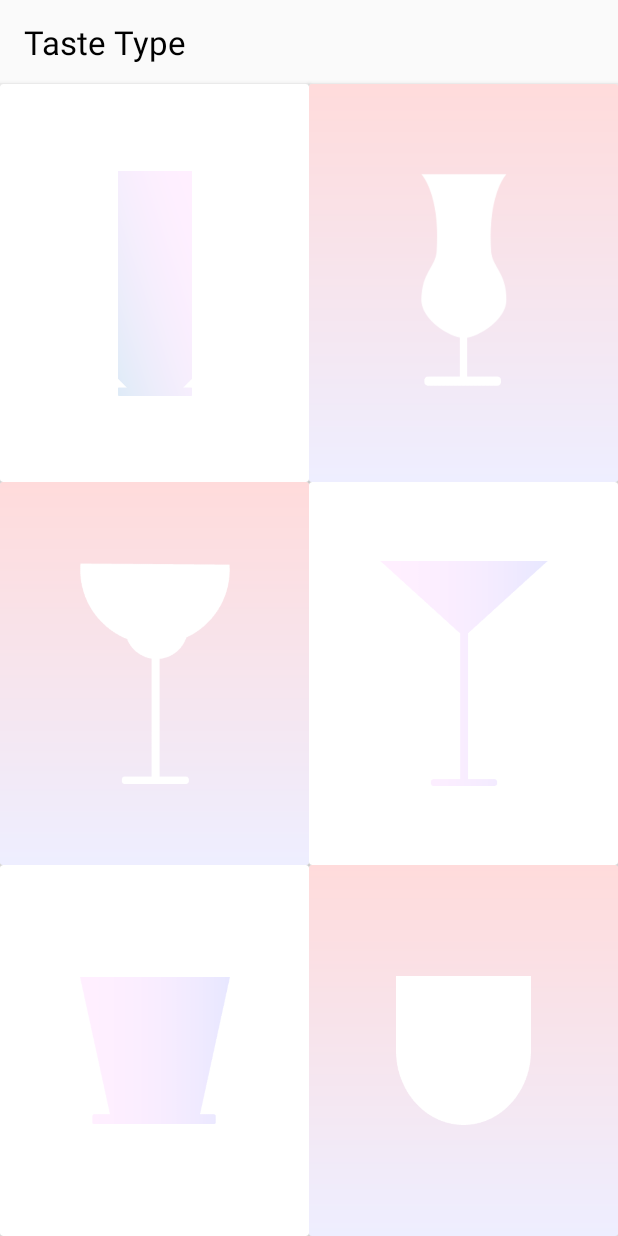
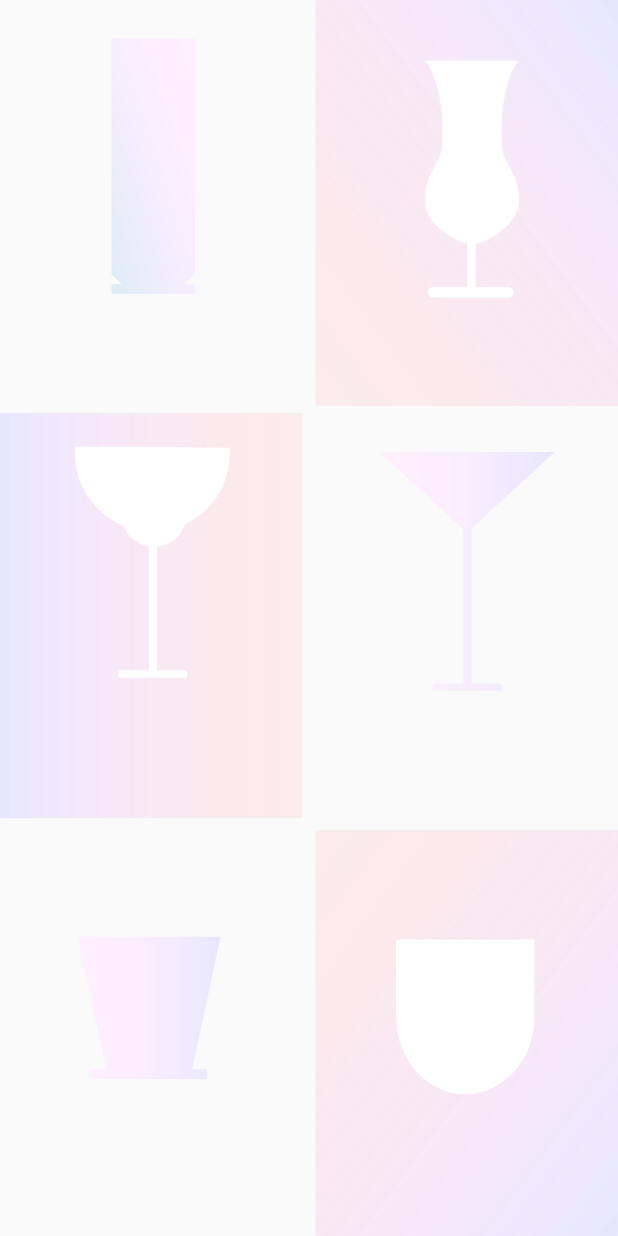
Before and after one commit to ThinkingDobby/CocktailBar, an Android app: the TasteActivity screen opened directly, with no data from a screen before it, on a phone screen of 412 x 824 dp. Run offline under Robolectric (Android 15) with nearby library versions, the phone set to English and light mode, and no system bars.

Commit message:
그라데이션 디자인 임시 적용 중
<FIN>
그라데이션 디자인 일부 적용
실제 구동 시 오류 발생
<TODO>
오류 해결 후 디자인 최적화할 것
이 전 커밋 (1): 카드뷰 각 각에 배경 적용, (2): 공통 배경 적용

```diff
--- a/app/src/main/AndroidManifest.xml
+++ b/app/src/main/AndroidManifest.xml
@@ -6,9 +6,9 @@
 
     <application
         android:allowBackup="true"
-        android:icon="@mipmap/ic_launcher"
+        android:icon="@drawable/icon"
         android:label="@string/app_name"
-        android:roundIcon="@mipmap/ic_launcher_round"
+        android:roundIcon="@drawable/icon"
         android:supportsRtl="true"
         android:name="com.thinkingdobby.cocktailbar.data.MyApplication"
         android:theme="@style/AppTheme">
--- a/app/src/main/res/layout/activity_taste.xml
+++ b/app/src/main/res/layout/activity_taste.xml
@@ -5,7 +5,9 @@
     android:layout_width="match_parent"
     android:layout_height="match_parent"
     android:orientation="horizontal"
-    tools:context=".TasteActivity">
+    tools:context=".TasteActivity"
+    android:background="@drawable/test"
+    >
 
     <androidx.appcompat.widget.Toolbar
         android:id="@+id/list_tb"
@@ -15,14 +17,8 @@
         android:theme="?attr/actionBarTheme"
         app:layout_constraintTop_toTopOf="parent"
         app:layout_constraintStart_toStartOf="parent">
+    </androidx.appcompat.widget.Toolbar>
 
-        <TextView
-            android:layout_width="wrap_content"
-            android:layout_height="wrap_content"
-            android:text="Taste Type"
-            android:textSize="22sp"
-            android:textColor="@android:color/black"/>
-    </androidx.appcompat.widget.Toolbar>
 
     <androidx.cardview.widget.CardView
         android:id="@+id/taste_cv_1"
@@ -31,44 +27,21 @@
         app:layout_constraintBottom_toTopOf="@+id/taste_gl_1"
         app:layout_constraintEnd_toStartOf="@+id/taste_gl"
         app:layout_constraintStart_toStartOf="parent"
-        app:layout_constraintTop_toBottomOf="@+id/list_tb" >
-        <androidx.constraintlayout.widget.ConstraintLayout
-            android:layout_width="match_parent"
-            android:layout_height="match_parent"
-            >
-
-            <ImageView
-                android:layout_width="100dp"
-                android:layout_height="150dp"
-                android:src="@drawable/glass1"
-                app:layout_constraintBottom_toBottomOf="parent"
-                app:layout_constraintEnd_toEndOf="parent"
-                app:layout_constraintStart_toStartOf="parent"
-                app:layout_constraintTop_toTopOf="parent" />
-        </androidx.constraintlayout.widget.ConstraintLayout>
+        app:layout_constraintTop_toBottomOf="@+id/list_tb"
+        app:cardElevation="0dp"
+        app:cardBackgroundColor="#00FFFFFF">
     </androidx.cardview.widget.CardView>
 
     <androidx.cardview.widget.CardView
         android:id="@+id/taste_cv_2"
         android:layout_width="0dp"
         android:layout_height="0dp"
+        app:cardElevation="0dp"
         app:layout_constraintBottom_toTopOf="@id/taste_gl_1"
         app:layout_constraintEnd_toEndOf="parent"
         app:layout_constraintStart_toStartOf="@+id/taste_gl"
-        app:layout_constraintTop_toBottomOf="@+id/list_tb" >
-        <androidx.constraintlayout.widget.ConstraintLayout
-            android:layout_width="match_parent"
-            android:layout_height="match_parent"
-            android:background="@drawable/gradient_taste_1">
-            <ImageView
-                android:layout_width="130dp"
-                android:layout_height="160dp"
-                android:src="@drawable/glass2"
-                app:layout_constraintBottom_toBottomOf="parent"
-                app:layout_constraintEnd_toEndOf="parent"
-                app:layout_constraintStart_toStartOf="parent"
-                app:layout_constraintTop_toTopOf="parent" />
-        </androidx.constraintlayout.widget.ConstraintLayout>
+        app:layout_constraintTop_toBottomOf="@+id/list_tb"
+        app:cardBackgroundColor="#00FFFFFF">
     </androidx.cardview.widget.CardView>
 
     <androidx.constraintlayout.widget.Guideline
@@ -76,55 +49,30 @@
         android:layout_width="wrap_content"
         android:layout_height="wrap_content"
         android:orientation="horizontal"
-        app:layout_constraintGuide_percent="0.39" />
+        app:layout_constraintGuide_percent="0.33" />
 
     <androidx.cardview.widget.CardView
         android:id="@+id/taste_cv_3"
         android:layout_width="0dp"
         android:layout_height="0dp"
+        app:cardElevation="0dp"
         app:layout_constraintBottom_toTopOf="@+id/taste_gl_2"
         app:layout_constraintEnd_toEndOf="@id/taste_gl"
         app:layout_constraintStart_toStartOf="parent"
-        app:layout_constraintTop_toBottomOf="@id/taste_gl_1" >
-        <androidx.constraintlayout.widget.ConstraintLayout
-            android:layout_width="match_parent"
-            android:layout_height="match_parent"
-            android:background="@drawable/gradient_taste_2">
-
-            <ImageView
-                android:layout_width="100dp"
-                android:layout_height="150dp"
-                android:src="@drawable/glass3"
-                app:layout_constraintBottom_toBottomOf="parent"
-                app:layout_constraintEnd_toEndOf="parent"
-                app:layout_constraintStart_toStartOf="parent"
-                app:layout_constraintTop_toTopOf="parent" />
-        </androidx.constraintlayout.widget.ConstraintLayout>
+        app:layout_constraintTop_toBottomOf="@id/taste_gl_1"
+        app:cardBackgroundColor="#00FFFFFF">
     </androidx.cardview.widget.CardView>
 
     <androidx.cardview.widget.CardView
         android:id="@+id/taste_cv_4"
         android:layout_width="0dp"
         android:layout_height="0dp"
+        app:cardElevation="0dp"
         app:layout_constraintBottom_toTopOf="@+id/taste_gl_2"
         app:layout_constraintEnd_toEndOf="parent"
         app:layout_constraintStart_toStartOf="@+id/taste_gl"
-        app:layout_constraintTop_toBottomOf="@id/taste_gl_1" >
-
-        <androidx.constraintlayout.widget.ConstraintLayout
-            android:layout_width="match_parent"
-            android:layout_height="match_parent"
-            >
-
-            <ImageView
-                android:layout_width="120dp"
-                android:layout_height="150dp"
-                android:src="@drawable/glass4"
-                app:layout_constraintBottom_toBottomOf="parent"
-                app:layout_constraintEnd_toEndOf="parent"
-                app:layout_constraintStart_toStartOf="parent"
-                app:layout_constraintTop_toTopOf="parent" />
-        </androidx.constraintlayout.widget.ConstraintLayout>
+        app:layout_constraintTop_toBottomOf="@id/taste_gl_1"
+        app:cardBackgroundColor="#00FFFFFF">
     </androidx.cardview.widget.CardView>
 
     <androidx.constraintlayout.widget.Guideline
@@ -132,54 +80,30 @@
         android:layout_width="wrap_content"
         android:layout_height="wrap_content"
         android:orientation="horizontal"
-        app:layout_constraintGuide_percent="0.7" />
+        app:layout_constraintGuide_percent="0.66" />
 
     <androidx.cardview.widget.CardView
         android:id="@+id/taste_cv_5"
         android:layout_width="0dp"
         android:layout_height="0dp"
+        app:cardElevation="0dp"
         app:layout_constraintBottom_toBottomOf="parent"
         app:layout_constraintEnd_toEndOf="@id/taste_gl"
         app:layout_constraintStart_toStartOf="parent"
-        app:layout_constraintTop_toTopOf="@+id/taste_gl_2">
-        <androidx.constraintlayout.widget.ConstraintLayout
-            android:layout_width="match_parent"
-            android:layout_height="match_parent"
-            >
-
-            <ImageView
-                android:layout_width="100dp"
-                android:layout_height="150dp"
-                android:src="@drawable/glass5"
-                app:layout_constraintBottom_toBottomOf="parent"
-                app:layout_constraintEnd_toEndOf="parent"
-                app:layout_constraintStart_toStartOf="parent"
-                app:layout_constraintTop_toTopOf="parent" />
-        </androidx.constraintlayout.widget.ConstraintLayout>
+        app:layout_constraintTop_toTopOf="@+id/taste_gl_2"
+        app:cardBackgroundColor="#00FFFFFF">
     </androidx.cardview.widget.CardView>
 
     <androidx.cardview.widget.CardView
         android:id="@+id/taste_cv_6"
         android:layout_width="0dp"
         android:layout_height="0dp"
+        app:cardElevation="0dp"
         app:layout_constraintBottom_toBottomOf="parent"
         app:layout_constraintEnd_toEndOf="parent"
         app:layout_constraintStart_toStartOf="@+id/taste_gl"
-        app:layout_constraintTop_toBottomOf="@+id/taste_gl_2" >
-        <androidx.constraintlayout.widget.ConstraintLayout
-            android:layout_width="match_parent"
-            android:layout_height="match_parent"
-            android:background="@drawable/gradient_taste_3">
-
-            <ImageView
-                android:layout_width="90dp"
-                android:layout_height="150dp"
-                android:src="@drawable/glass6"
-                app:layout_constraintBottom_toBottomOf="parent"
-                app:layout_constraintEnd_toEndOf="parent"
-                app:layout_constraintStart_toStartOf="parent"
-                app:layout_constraintTop_toTopOf="parent" />
-        </androidx.constraintlayout.widget.ConstraintLayout>
+        app:layout_constraintTop_toBottomOf="@+id/taste_gl_2"
+        app:cardBackgroundColor="#00FFFFFF">
     </androidx.cardview.widget.CardView>
 
     <androidx.constraintlayout.widget.Guideline
@@ -189,7 +113,4 @@
         android:orientation="vertical"
         app:layout_constraintGuide_percent="0.5" />
 
-
-
-
 </androidx.constraintlayout.widget.ConstraintLayout>
--- a/app/src/main/res/values/strings.xml
+++ b/app/src/main/res/values/strings.xml
@@ -1,3 +1,3 @@
 <resources>
-    <string name="app_name">CocktailBar</string>
+    <string name="app_name">정왕동 칵테일</string>
 </resources>
```
Also changed, not shown: app/src/main/res/drawable-v24/icon.png (added), app/src/main/res/drawable-v24/test.png (added).
